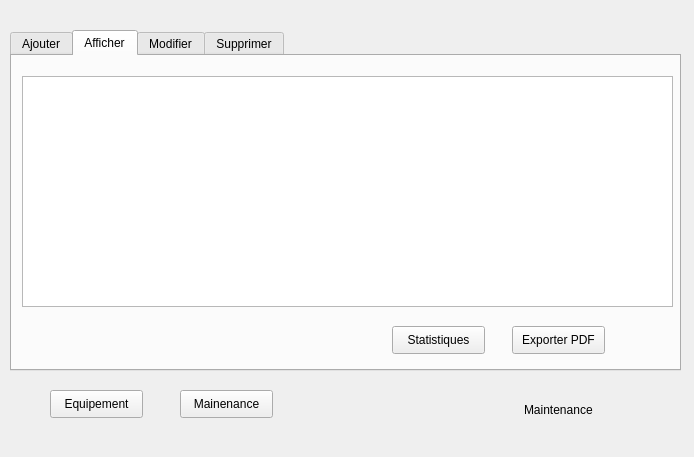
Before: the Qt Designer form Desktop/maintenancee/maintenance.ui in hanenjabnoun-Esprit-2019/Smart_News_Agency_2A25, drawn with Qt 5.
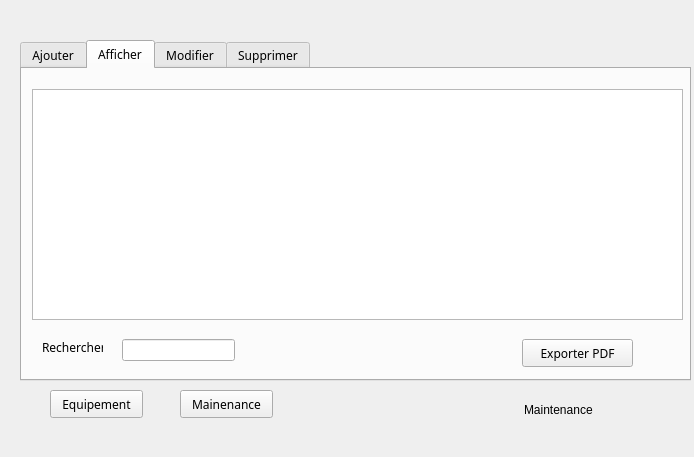
After: the same form once the commit is applied. The open tabs and pages were chosen to show the change.

```diff
--- a/Desktop/maintenancee/maintenance.ui
+++ b/Desktop/maintenancee/maintenance.ui
@@ -490,12 +490,17 @@
     <widget class="QTabWidget" name="tabWidget">
      <property name="geometry">
       <rect>
-       <x>0</x>
-       <y>10</y>
+       <x>10</x>
+       <y>20</y>
        <width>671</width>
        <height>341</height>
       </rect>
      </property>
+     <property name="font">
+      <font>
+       <family>MV Boli</family>
+      </font>
+     </property>
      <property name="currentIndex">
       <number>0</number>
      </property>
@@ -646,32 +651,52 @@
         </rect>
        </property>
       </widget>
-      <widget class="QPushButton" name="pushButton_6">
-       <property name="geometry">
-        <rect>
-         <x>380</x>
-         <y>270</y>
-         <width>93</width>
-         <height>28</height>
-        </rect>
-       </property>
-       <property name="text">
-        <string>Statistiques</string>
-       </property>
-      </widget>
       <widget class="QPushButton" name="pushButton_7">
        <property name="geometry">
         <rect>
          <x>500</x>
          <y>270</y>
-         <width>93</width>
+         <width>111</width>
          <height>28</height>
         </rect>
        </property>
+       <property name="font">
+        <font>
+         <family>MV Boli</family>
+        </font>
+       </property>
        <property name="text">
         <string>Exporter PDF</string>
        </property>
       </widget>
+      <widget class="QLineEdit" name="rechercheav">
+       <property name="geometry">
+        <rect>
+         <x>100</x>
+         <y>270</y>
+         <width>113</width>
+         <height>22</height>
+        </rect>
+       </property>
+      </widget>
+      <widget class="QLabel" name="label_27">
+       <property name="geometry">
+        <rect>
+         <x>20</x>
+         <y>270</y>
+         <width>61</width>
+         <height>16</height>
+        </rect>
+       </property>
+       <property name="font">
+        <font>
+         <family>MV Boli</family>
+        </font>
+       </property>
+       <property name="text">
+        <string>Rechercher</string>
+       </property>
+      </widget>
      </widget>
      <widget class="QWidget" name="tab_5">
       <attribute name="title">
@@ -870,6 +895,11 @@
        <height>28</height>
       </rect>
      </property>
+     <property name="font">
+      <font>
+       <family>MV Boli</family>
+      </font>
+     </property>
      <property name="text">
       <string>Equipement</string>
      </property>
@@ -883,6 +913,11 @@
        <height>28</height>
       </rect>
      </property>
+     <property name="font">
+      <font>
+       <family>MV Boli</family>
+      </font>
+     </property>
      <property name="text">
       <string>Mainenance</string>
      </property>
```
Left out of the diff: 129 changed lines with no effect on the pictures.
